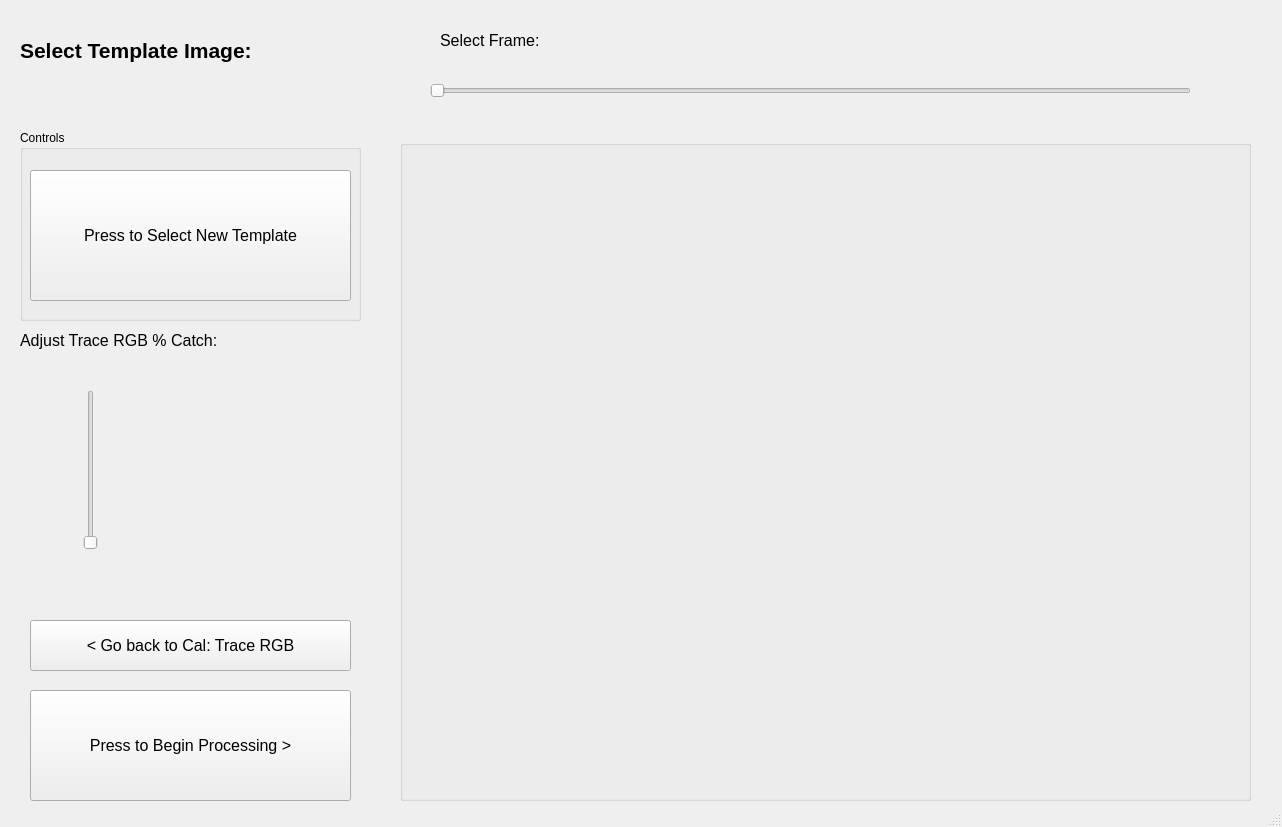
First picture: the form in src/sat/template_page.ui, repository alexandropinion/spectrum-analyzer-tool-group4, before the edit.
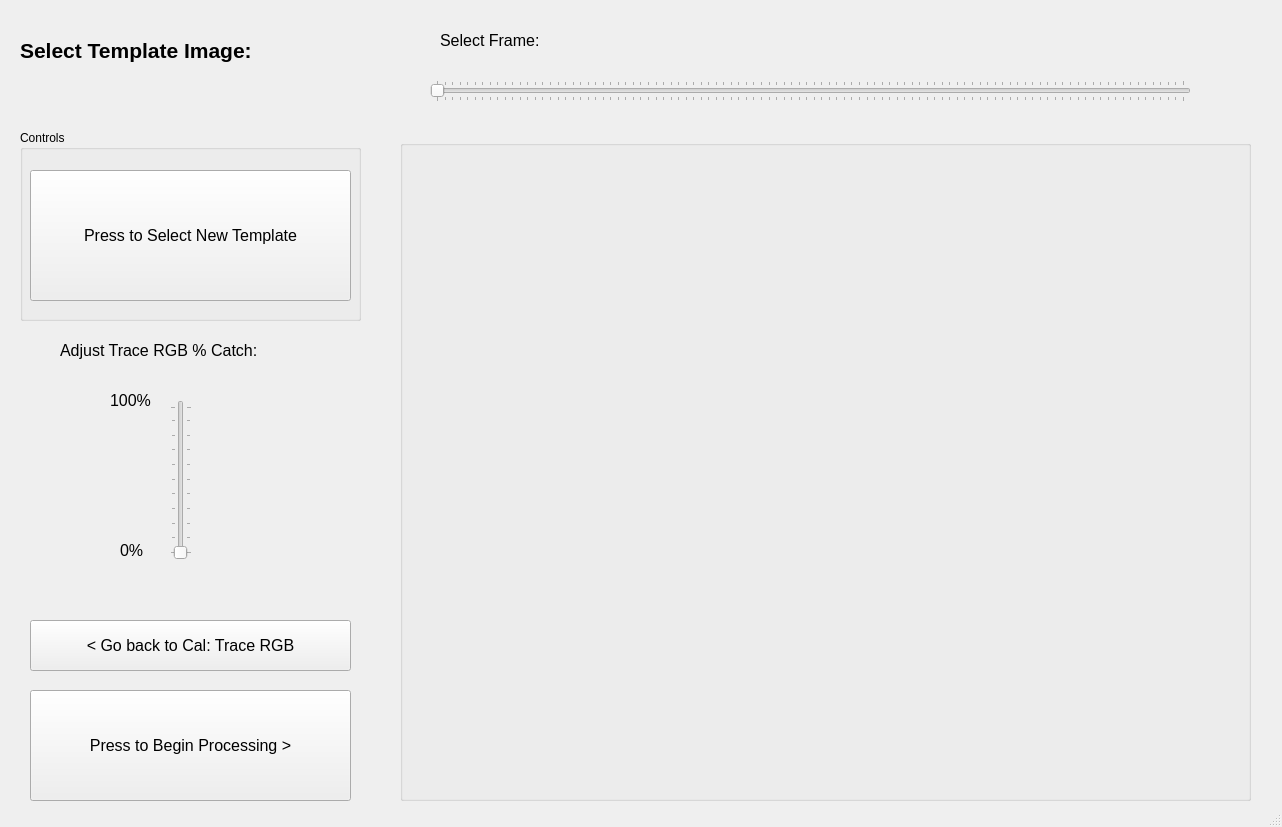
Second picture: the form after the edit.

The edit to the form file:
```diff
--- a/src/sat/template_page.ui
+++ b/src/sat/template_page.ui
@@ -143,8 +143,8 @@
    <widget class="QSlider" name="traceRangeSlider">
     <property name="geometry">
      <rect>
-      <x>80</x>
-      <y>390</y>
+      <x>170</x>
+      <y>400</y>
       <width>22</width>
       <height>160</height>
      </rect>
@@ -155,6 +155,9 @@
     <property name="orientation">
      <enum>Qt::Vertical</enum>
     </property>
+    <property name="tickPosition">
+     <enum>QSlider::TicksBothSides</enum>
+    </property>
    </widget>
    <widget class="QSlider" name="templateSlider">
     <property name="geometry">
@@ -168,12 +171,15 @@
     <property name="orientation">
      <enum>Qt::Horizontal</enum>
     </property>
+    <property name="tickPosition">
+     <enum>QSlider::TicksBothSides</enum>
+    </property>
    </widget>
    <widget class="QLabel" name="label_2">
     <property name="geometry">
      <rect>
-      <x>20</x>
-      <y>300</y>
+      <x>60</x>
+      <y>310</y>
       <width>261</width>
       <height>81</height>
      </rect>
@@ -209,6 +215,46 @@
      <string>Select Frame:</string>
     </property>
    </widget>
+   <widget class="QLabel" name="label_4">
+    <property name="geometry">
+     <rect>
+      <x>110</x>
+      <y>380</y>
+      <width>51</width>
+      <height>41</height>
+     </rect>
+    </property>
+    <property name="font">
+     <font>
+      <pointsize>12</pointsize>
+      <weight>50</weight>
+      <bold>false</bold>
+     </font>
+    </property>
+    <property name="text">
+     <string>100%</string>
+    </property>
+   </widget>
+   <widget class="QLabel" name="label_5">
+    <property name="geometry">
+     <rect>
+      <x>120</x>
+      <y>530</y>
+      <width>51</width>
+      <height>41</height>
+     </rect>
+    </property>
+    <property name="font">
+     <font>
+      <pointsize>12</pointsize>
+      <weight>50</weight>
+      <bold>false</bold>
+     </font>
+    </property>
+    <property name="text">
+     <string>0%</string>
+    </property>
+   </widget>
   </widget>
   <widget class="QStatusBar" name="statusbar"/>
  </widget>
```
